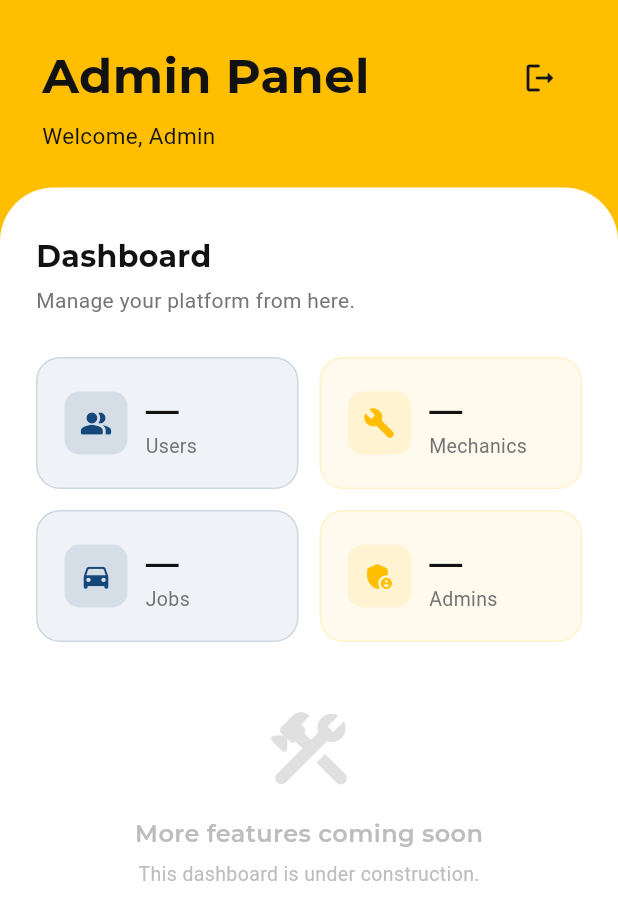
After one commit to Aukaba/UnliRice_Softdev2, a Flutter app: the AdminDashboardScreen screen opened directly, on a phone screen of 412 x 824 dp. The commit adds this screen. Shown: the top 920 px of the screen. Run offline on Flutter 3.47's test engine with Material 3 defaults, Android fonts, the phone set to English and light mode, and no system bars; our stand-ins replace google_fonts, supabase_flutter; accounts and stored records are empty; network calls fail.

Commit message:
admin auth

```diff
--- a/automate/lib/Logic/auth_logic.dart
+++ b/automate/lib/Logic/auth_logic.dart
@@ -74,7 +74,8 @@ class AuthLogic {
 
   // ---------- public API ----------
 
-  /// Signs in the user and returns the table they belong to: 'mechanic' or 'driver'.
+  /// Signs in the user and returns the role they belong to:
+  /// 'admin' | 'mechanic' | 'driver'.
   static Future<String> login({
     required String email,
     required String password,
@@ -91,13 +92,24 @@ class AuthLogic {
 
       final uid = response.user!.id;
 
+      // Check admin first
+      final admin = await _supabase
+          .from('admin')
+          .select('uid')
+          .eq('uid', uid)
+          .maybeSingle();
+      if (admin != null) return 'admin';
+
+      // Then mechanic
       final mechanic = await _supabase
           .from('mechanic')
           .select('uid')
           .eq('uid', uid)
           .maybeSingle();
+      if (mechanic != null) return 'mechanic';
 
-      return mechanic != null ? 'mechanic' : 'driver';
+      // Default to driver
+      return 'driver';
     } on AuthException catch (e) {
       throw Exception(_friendly(e));
     } on PostgrestException catch (e) {
@@ -134,6 +146,44 @@ class AuthLogic {
         throw Exception('Sign-up failed. Please try again.');
       }
       // Profile row is inserted automatically by the on_auth_user_created trigger.
+    } on AuthException catch (e) {
+      throw Exception(_friendly(e));
+    } on PostgrestException catch (e) {
+      throw Exception(_friendly(e));
+    } catch (e) {
+      if (e is Exception) rethrow;
+      throw Exception(_friendly(e));
+    }
+  }
+
+  /// Signs up a new admin account.
+  /// The DB trigger [on_auth_admin_created] automatically inserts a row into
+  /// the [admin] table using the metadata passed here.
+  ///
+  /// Fields stored: first_name, last_name, email, position.
+  static Future<void> signUpAdmin({
+    required String email,
+    required String password,
+    required String firstName,
+    required String lastName,
+    required String position,
+  }) async {
+    try {
+      final authResponse = await _supabase.auth.signUp(
+        email: email,
+        password: password,
+        data: {
+          'first_name': firstName,
+          'last_name': lastName,
+          'position': position,
+          'account_type': 'admin', // triggers handle_new_admin()
+        },
+      );
+
+      if (authResponse.user == null) {
+        throw Exception('Admin sign-up failed. Please try again.');
+      }
+      // Admin row is inserted automatically by the on_auth_admin_created trigger.
     } on AuthException catch (e) {
       throw Exception(_friendly(e));
     } on PostgrestException catch (e) {
--- /dev/null
+++ b/automate/lib/screen/admin/admin_dashboard_screen.dart
@@ -0,0 +1,296 @@
+import 'package:flutter/material.dart';
+import 'package:google_fonts/google_fonts.dart';
+import 'package:supabase_flutter/supabase_flutter.dart';
+
+class AdminDashboardScreen extends StatefulWidget {
+  const AdminDashboardScreen({super.key});
+
+  @override
+  State<AdminDashboardScreen> createState() => _AdminDashboardScreenState();
+}
+
+class _AdminDashboardScreenState extends State<AdminDashboardScreen> {
+  static final _supabase = Supabase.instance.client;
+
+  String _firstName = '';
+  String _position = '';
+  bool _isLoading = true;
+
+  @override
+  void initState() {
+    super.initState();
+    _loadAdminInfo();
+  }
+
+  Future<void> _loadAdminInfo() async {
+    try {
+      final uid = _supabase.auth.currentUser?.id;
+      if (uid == null) return;
+
+      final data = await _supabase
+          .from('admin')
+          .select('first_name, position')
+          .eq('uid', uid)
+          .single();
+
+      setState(() {
+        _firstName = data['first_name'] ?? '';
+        _position = data['position'] ?? '';
+      });
+    } catch (_) {
+      // Silently fail — dashboard still loads
+    } finally {
+      if (mounted) setState(() => _isLoading = false);
+    }
+  }
+
+  Future<void> _signOut() async {
+    await _supabase.auth.signOut();
+    if (!mounted) return;
+    Navigator.of(context).popUntil((route) => route.isFirst);
+  }
+
+  @override
+  Widget build(BuildContext context) {
+    return Scaffold(
+      backgroundColor: const Color(0xFFFFBF00),
+      body: SafeArea(
+        bottom: false,
+        child: Column(
+          crossAxisAlignment: CrossAxisAlignment.start,
+          children: [
+            // ── Header ──────────────────────────────────────────────
+            Padding(
+              padding: const EdgeInsets.fromLTRB(28, 28, 28, 24),
+              child: Row(
+                crossAxisAlignment: CrossAxisAlignment.start,
+                children: [
+                  Expanded(
+                    child: Column(
+                      crossAxisAlignment: CrossAxisAlignment.start,
+                      children: [
+                        Text(
+                          'Admin Panel',
+                          style: GoogleFonts.montserrat(
+                            fontSize: 32,
+                            fontWeight: FontWeight.w700,
+                            color: const Color(0xFF121212),
+                          ),
+                        ),
+                        const SizedBox(height: 6),
+                        _isLoading
+                            ? const SizedBox(
+                                height: 16,
+                                width: 16,
+                                child: CircularProgressIndicator(
+                                  strokeWidth: 2,
+                                  color: Color(0xFF121212),
+                                ),
+                              )
+                            : Text(
+                                _firstName.isNotEmpty
+                                    ? 'Welcome, $_firstName · $_position'
+                                    : 'Welcome, Admin',
+                                style: GoogleFonts.inriaSans(
+                                  fontSize: 15,
+                                  fontWeight: FontWeight.w400,
+                                  color: const Color(0xFF121212),
+                                ),
+                              ),
+                      ],
+                    ),
+                  ),
+                  // Sign-out button
+                  IconButton(
+                    onPressed: _signOut,
+                    icon: const Icon(Icons.logout_rounded),
+                    color: const Color(0xFF121212),
+                    tooltip: 'Sign out',
+                  ),
+                ],
+              ),
+            ),
+
+            // ── Body (white card) ────────────────────────────────────
+            Expanded(
+              child: Container(
+                width: double.infinity,
+                decoration: const BoxDecoration(
+                  color: Colors.white,
+                  borderRadius: BorderRadius.only(
+                    topLeft: Radius.circular(36),
+                    topRight: Radius.circular(36),
+                  ),
+                ),
+                child: ClipRRect(
+                  borderRadius: const BorderRadius.only(
+                    topLeft: Radius.circular(36),
+                    topRight: Radius.circular(36),
+                  ),
+                  child: SingleChildScrollView(
+                    padding: const EdgeInsets.fromLTRB(24, 32, 24, 32),
+                    child: Column(
+                      crossAxisAlignment: CrossAxisAlignment.start,
+                      children: [
+                        // ── Section title ──────────────────────────
+                        Text(
+                          'Dashboard',
+                          style: GoogleFonts.montserrat(
+                            fontSize: 20,
+                            fontWeight: FontWeight.w700,
+                            color: const Color(0xFF121212),
+                          ),
+                        ),
+                        const SizedBox(height: 4),
+                        Text(
+                          'Manage your platform from here.',
+                          style: GoogleFonts.inriaSans(
+                            fontSize: 14,
+                            color: Colors.grey.shade600,
+                          ),
+                        ),
+                        const SizedBox(height: 28),
+
+                        // ── Placeholder stat cards ─────────────────
+                        Row(
+                          children: [
+                            _StatCard(
+                              icon: Icons.people_alt_rounded,
+                              label: 'Users',
+                              value: '—',
+                              color: const Color(0xFF16477A),
+                            ),
+                            const SizedBox(width: 14),
+                            _StatCard(
+                              icon: Icons.build_rounded,
+                              label: 'Mechanics',
+                              value: '—',
+                              color: const Color(0xFFFFBF00),
+                            ),
+                          ],
+                        ),
+                        const SizedBox(height: 14),
+                        Row(
+                          children: [
+                            _StatCard(
+                              icon: Icons.directions_car_rounded,
+                              label: 'Jobs',
+                              value: '—',
+                              color: const Color(0xFF16477A),
+                            ),
+                            const SizedBox(width: 14),
+                            _StatCard(
+                              icon: Icons.admin_panel_settings_rounded,
+                              label: 'Admins',
+                              value: '—',
+                              color: const Color(0xFFFFBF00),
+                            ),
+                          ],
+                        ),
+
+                        const SizedBox(height: 40),
+
+                        // ── Empty state ────────────────────────────
+                        Center(
+                          child: Column(
+                            children: [
+                              Icon(
+                                Icons.construction_rounded,
+                                size: 64,
+                                color: Colors.grey.shade300,
+                              ),
+                              const SizedBox(height: 12),
+                              Text(
+                                'More features coming soon',
+                                style: GoogleFonts.montserrat(
+                                  fontSize: 16,
+                                  fontWeight: FontWeight.w600,
+                                  color: Colors.grey.shade400,
+                                ),
+                              ),
+                              const SizedBox(height: 6),
+                              Text(
+                                'This dashboard is under construction.',
+                                style: GoogleFonts.inriaSans(
+                                  fontSize: 13,
+                                  color: Colors.grey.shade400,
+                                ),
+                              ),
+                            ],
+                          ),
+                        ),
+                      ],
+                    ),
+                  ),
+                ),
+              ),
+            ),
+          ],
+        ),
+      ),
+    );
+  }
+}
+
+// ── Reusable stat card widget ────────────────────────────────────────────────
+
+class _StatCard extends StatelessWidget {
+  final IconData icon;
+  final String label;
+  final String value;
+  final Color color;
+
+  const _StatCard({
+    required this.icon,
+    required this.label,
+    required this.value,
+    required this.color,
+  });
+
+  @override
+  Widget build(BuildContext context) {
+    return Expanded(
+      child: Container(
+        padding: const EdgeInsets.all(18),
+        decoration: BoxDecoration(
+          color: color.withAlpha(18),
+          borderRadius: BorderRadius.circular(16),
+          border: Border.all(color: color.withAlpha(40)),
+        ),
+        child: Row(
+          children: [
+            Container(
+              padding: const EdgeInsets.all(10),
+              decoration: BoxDecoration(
+                color: color.withAlpha(30),
+                borderRadius: BorderRadius.circular(10),
+              ),
+              child: Icon(icon, color: color, size: 22),
+            ),
+            const SizedBox(width: 12),
+            Column(
+              crossAxisAlignment: CrossAxisAlignment.start,
+              children: [
+                Text(
+                  value,
+                  style: GoogleFonts.montserrat(
+                    fontSize: 22,
+                    fontWeight: FontWeight.w700,
+                    color: const Color(0xFF121212),
+                  ),
+                ),
+                Text(
+                  label,
+                  style: GoogleFonts.inriaSans(
+                    fontSize: 13,
+                    color: Colors.grey.shade600,
+                  ),
+                ),
+              ],
+            ),
+          ],
+        ),
+      ),
+    );
+  }
+}
--- a/automate/lib/screen/authentication/login_screen.dart
+++ b/automate/lib/screen/authentication/login_screen.dart
@@ -4,6 +4,7 @@ import '../../Logic/auth_logic.dart';
 import 'signup_screen.dart';
 import 'forgot_password_screen.dart';
 import '../user/navigation_shell.dart';
+import '../admin/admin_dashboard_screen.dart';
 
 class LoginScreen extends StatefulWidget {
   const LoginScreen({super.key});
@@ -40,7 +41,14 @@ class _LoginScreenState extends State<LoginScreen> {
 
       if (!mounted) return;
 
-      if (accountType == 'mechanic') {
+      if (accountType == 'admin') {
+        Navigator.pushReplacement(
+          context,
+          MaterialPageRoute(
+            builder: (context) => const AdminDashboardScreen(),
+          ),
+        );
+      } else if (accountType == 'mechanic') {
         Navigator.pushReplacement(
           context,
           MaterialPageRoute(
```
